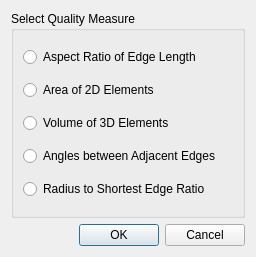
Qt form Applications/DataExplorer/DataView/MeshQualitySelection.ui (ufz/ogs) before a commit.
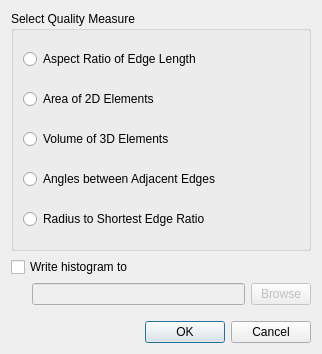
The same form after that commit.

Commit message: added new interface to data explorer and adjusted element quality dialog to include histogram

```diff
--- a/Applications/DataExplorer/DataView/MeshQualitySelection.ui
+++ b/Applications/DataExplorer/DataView/MeshQualitySelection.ui
@@ -6,15 +6,15 @@
    <rect>
     <x>0</x>
     <y>0</y>
-    <width>256</width>
-    <height>257</height>
+    <width>322</width>
+    <height>354</height>
    </rect>
   </property>
   <property name="windowTitle">
    <string>Mesh Quality Selection</string>
   </property>
-  <layout class="QVBoxLayout" name="verticalLayout">
-   <item>
+  <layout class="QGridLayout" name="gridLayout">
+   <item row="0" column="0" colspan="3">
     <widget class="QGroupBox" name="groupBox">
      <property name="title">
       <string>Select Quality Measure</string>
@@ -22,6 +22,18 @@
      <layout class="QVBoxLayout" name="verticalLayout_2">
       <item>
        <widget class="QRadioButton" name="choiceEdges">
+        <property name="sizePolicy">
+         <sizepolicy hsizetype="Minimum" vsizetype="Fixed">
+          <horstretch>0</horstretch>
+          <verstretch>0</verstretch>
+         </sizepolicy>
+        </property>
+        <property name="minimumSize">
+         <size>
+          <width>0</width>
+          <height>30</height>
+         </size>
+        </property>
         <property name="text">
          <string>Aspect Ratio of Edge Length</string>
         </property>
@@ -29,6 +41,18 @@
       </item>
       <item>
        <widget class="QRadioButton" name="choiceArea">
+        <property name="sizePolicy">
+         <sizepolicy hsizetype="Minimum" vsizetype="Fixed">
+          <horstretch>0</horstretch>
+          <verstretch>0</verstretch>
+         </sizepolicy>
+        </property>
+        <property name="minimumSize">
+         <size>
+          <width>0</width>
+          <height>30</height>
+         </size>
+        </property>
         <property name="text">
          <string>Area of 2D Elements</string>
         </property>
@@ -36,6 +60,18 @@
       </item>
       <item>
        <widget class="QRadioButton" name="choiceVolume">
+        <property name="sizePolicy">
+         <sizepolicy hsizetype="Minimum" vsizetype="Fixed">
+          <horstretch>0</horstretch>
+          <verstretch>0</verstretch>
+         </sizepolicy>
+        </property>
+        <property name="minimumSize">
+         <size>
+          <width>0</width>
+          <height>30</height>
+         </size>
+        </property>
         <property name="text">
          <string>Volume of 3D Elements</string>
         </property>
@@ -43,6 +79,18 @@
       </item>
       <item>
        <widget class="QRadioButton" name="choiceAngles">
+        <property name="sizePolicy">
+         <sizepolicy hsizetype="Minimum" vsizetype="Fixed">
+          <horstretch>0</horstretch>
+          <verstretch>0</verstretch>
+         </sizepolicy>
+        </property>
+        <property name="minimumSize">
+         <size>
+          <width>0</width>
+          <height>30</height>
+         </size>
+        </property>
         <property name="text">
          <string>Angles between Adjacent Edges</string>
         </property>
@@ -50,6 +98,18 @@
       </item>
       <item>
        <widget class="QRadioButton" name="choiceRadius">
+        <property name="sizePolicy">
+         <sizepolicy hsizetype="Minimum" vsizetype="Fixed">
+          <horstretch>0</horstretch>
+          <verstretch>0</verstretch>
+         </sizepolicy>
+        </property>
+        <property name="minimumSize">
+         <size>
+          <width>0</width>
+          <height>30</height>
+         </size>
+        </property>
         <property name="text">
          <string>Radius to Shortest Edge Ratio</string>
         </property>
@@ -58,7 +118,74 @@
      </layout>
     </widget>
    </item>
-   <item>
+   <item row="2" column="0">
+    <spacer name="horizontalSpacer">
+     <property name="orientation">
+      <enum>Qt::Horizontal</enum>
+     </property>
+     <property name="sizeType">
+      <enum>QSizePolicy::Fixed</enum>
+     </property>
+     <property name="sizeHint" stdset="0">
+      <size>
+       <width>15</width>
+       <height>20</height>
+      </size>
+     </property>
+    </spacer>
+   </item>
+   <item row="2" column="1">
+    <widget class="QLineEdit" name="histogramPathEdit">
+     <property name="enabled">
+      <bool>false</bool>
+     </property>
+     <property name="sizePolicy">
+      <sizepolicy hsizetype="Expanding" vsizetype="Fixed">
+       <horstretch>0</horstretch>
+       <verstretch>0</verstretch>
+      </sizepolicy>
+     </property>
+    </widget>
+   </item>
+   <item row="2" column="2">
+    <widget class="QPushButton" name="histogramPathButton">
+     <property name="enabled">
+      <bool>false</bool>
+     </property>
+     <property name="sizePolicy">
+      <sizepolicy hsizetype="Fixed" vsizetype="Fixed">
+       <horstretch>0</horstretch>
+       <verstretch>0</verstretch>
+      </sizepolicy>
+     </property>
+     <property name="minimumSize">
+      <size>
+       <width>60</width>
+       <height>0</height>
+      </size>
+     </property>
+     <property name="maximumSize">
+      <size>
+       <width>60</width>
+       <height>16777215</height>
+      </size>
+     </property>
+     <property name="text">
+      <string>Browse</string>
+     </property>
+    </widget>
+   </item>
+   <item row="1" column="0" colspan="2">
+    <widget class="QCheckBox" name="histogramCheckBox">
+     <property name="layoutDirection">
+      <enum>Qt::LeftToRight</enum>
+     </property>
+     <property name="text">
+      <string>Write histogram to</string>
+     </property>
+    </widget>
+   </item>
+   <item row="4" column="1" colspan="2">
     <widget class="QDialogButtonBox" name="buttonBox">
      <property name="orientation">
       <enum>Qt::Horizontal</enum>
@@ -68,6 +195,22 @@
      </property>
     </widget>
    </item>
+   <item row="3" column="1">
+    <spacer name="verticalSpacer">
+     <property name="orientation">
+      <enum>Qt::Vertical</enum>
+     </property>
+     <property name="sizeType">
+      <enum>QSizePolicy::Fixed</enum>
+     </property>
+     <property name="sizeHint" stdset="0">
+      <size>
+       <width>20</width>
+       <height>10</height>
+      </size>
+     </property>
+    </spacer>
+   </item>
   </layout>
  </widget>
  <resources/>
```
Left out of the diff: 11 changed lines with no effect on the pictures. The commit also changes 5 other files.
